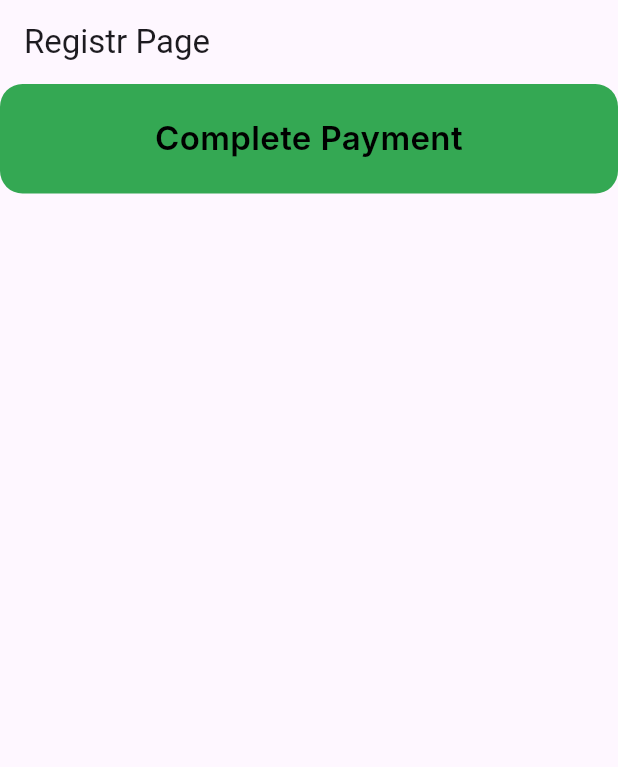
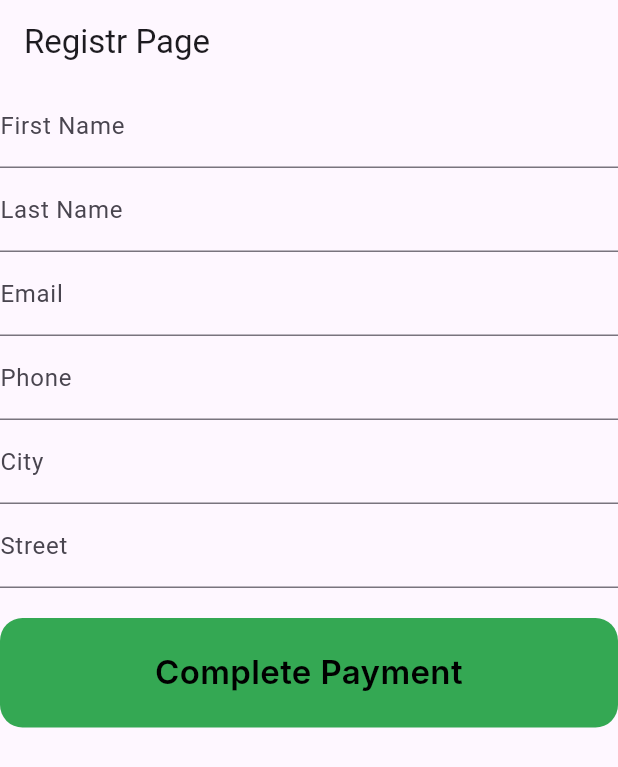
Before and after one commit to Mina8496/checkout_payment_by_paymab, a Flutter app: the screen it shows after launch, on a phone screen of 412 x 824 dp. Shown: the top 767 px of the screen. Run offline on Flutter 3.47's test engine with Material 3 defaults, Android fonts, the phone set to English and light mode, and no system bars; our stand-ins replace dio, flutter_bloc, webview_flutter; network calls fail; Roboto replaces fonts that are missing (Inter).

Commit message:
feat(payment): add BillingDataModel
- refactor RegisterPage
- refactor PaymentCubit
- pass billing data to Paymob payment flow

```diff
--- /dev/null
+++ b/lib/features/chechout/model/data/billing_data_model.dart
@@ -0,0 +1,17 @@
+class BillingDataModel {
+  final String firstName;
+  final String lastName;
+  final String email;
+  final String phone;
+  final String city;
+  final String street;
+
+  BillingDataModel({
+    required this.firstName,
+    required this.lastName,
+    required this.email,
+    required this.phone,
+    required this.city,
+    required this.street,
+  });
+}
--- a/lib/features/chechout/presentation/views/register_page.dart
+++ b/lib/features/chechout/presentation/views/register_page.dart
@@ -1,3 +1,4 @@
+import 'package:checkout_payment_by_paymab/features/chechout/model/data/billing_data_model.dart';
 import 'package:checkout_payment_by_paymab/features/chechout/presentation/manger/cubit/payment_cubit.dart';
 import 'package:checkout_payment_by_paymab/features/chechout/presentation/manger/cubit/payment_state.dart';
 import 'package:checkout_payment_by_paymab/features/chechout/presentation/views/widgets/custom_button.dart';
@@ -6,7 +7,15 @@
 
 class RegisterPage extends StatelessWidget {
   static String routeName = 'register';
-  const RegisterPage({super.key});
+  RegisterPage({super.key});
+
+  final formKey = GlobalKey<FormState>();
+  final firstNameController = TextEditingController();
+  final lastNameController = TextEditingController();
+  final emailController = TextEditingController();
+  final phoneController = TextEditingController();
+  final cityController = TextEditingController();
+  final streetController = TextEditingController();
 
   @override
   Widget build(BuildContext context) {
@@ -38,11 +47,57 @@
         builder: (context, state) {
           return Scaffold(
             appBar: AppBar(title: Text("Registr Page")),
-            body: CustomButton(
-              text: 'Complete Payment',
-              onTap: () {
-                PaymentCubit.get(context).startPayment(context);
-              },
+            body: Form(
+              key: formKey,
+              child: Column(
+                children: [
+                  TextFormField(
+                    controller: firstNameController,
+                    decoration: const InputDecoration(labelText: "First Name"),
+                  ),
+
+                  TextFormField(
+                    controller: lastNameController,
+                    decoration: const InputDecoration(labelText: "Last Name"),
+                  ),
+
+                  TextFormField(
+                    controller: emailController,
+                    decoration: const InputDecoration(labelText: "Email"),
+                  ),
+
+                  TextFormField(
+                    controller: phoneController,
+                    decoration: const InputDecoration(labelText: "Phone"),
+                  ),
+
+                  TextFormField(
+                    controller: cityController,
+                    decoration: const InputDecoration(labelText: "City"),
+                  ),
+
+                  TextFormField(
+                    controller: streetController,
+                    decoration: const InputDecoration(labelText: "Street"),
+                  ),
+                  const SizedBox(height: 20),
+                  CustomButton(
+                    text: "Complete Payment",
+                    onTap: () {
+                      final billing = BillingDataModel(
+                        firstName: firstNameController.text,
+                        lastName: lastNameController.text,
+                        email: emailController.text,
+                        phone: phoneController.text,
+                        city: cityController.text,
+                        street: streetController.text,
+                      );
+
+                      PaymentCubit.get(context).startPayment(context, billing);
+                    },
+                  ),
+                ],
+              ),
             ),
           );
         },
--- a/lib/main.dart
+++ b/lib/main.dart
@@ -18,7 +18,7 @@
     return MaterialApp(
       initialRoute: RegisterPage.routeName,
 
-      routes: {RegisterPage.routeName: (context) => const RegisterPage()},
+      routes: {RegisterPage.routeName: (context) =>  RegisterPage()},
     );
   }
 }
```
Also changed, not shown: lib/features/chechout/presentation/manger/cubit/payment_cubit.dart (+21 -20 lines), pubspec.lock, 1 other file.
